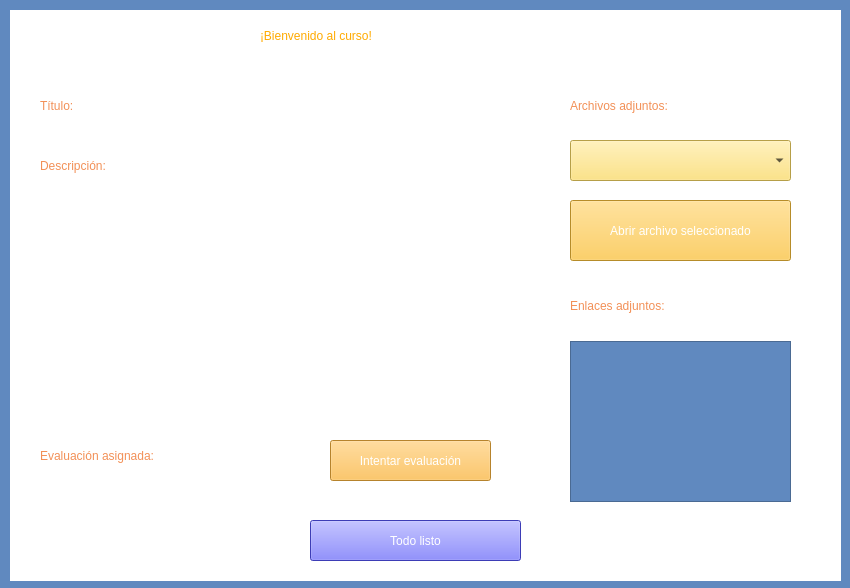
Above: ventanaVisualizacionArchivo.ui from Shanem007/AulaVirtual before the change. Below: the same form after it.
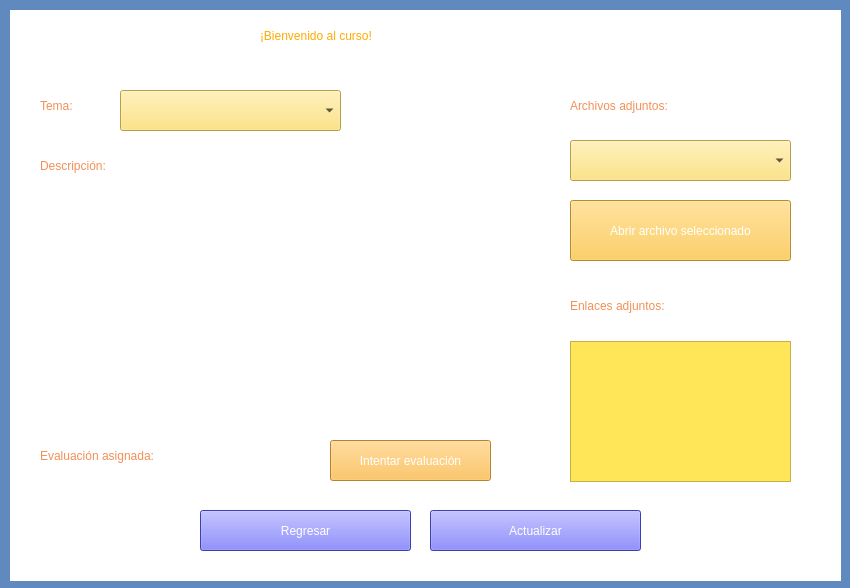
That is the form after the change.

Commit message: Archivos, enlaces y contenido del estudiante

Diff of the .ui file:
```diff
--- a/ventanaVisualizacionArchivo.ui
+++ b/ventanaVisualizacionArchivo.ui
@@ -56,8 +56,8 @@
   <widget class="QPushButton" name="botonEntendidoArchivo">
    <property name="geometry">
     <rect>
-     <x>310</x>
-     <y>520</y>
+     <x>200</x>
+     <y>510</y>
      <width>211</width>
      <height>41</height>
     </rect>
@@ -68,7 +68,7 @@
 color: rgb(255, 255, 255);</string>
    </property>
    <property name="text">
-    <string>Todo listo</string>
+    <string>Regresar</string>
    </property>
   </widget>
   <widget class="QComboBox" name="comboBoxArchivos">
@@ -119,7 +119,7 @@
 </string>
    </property>
    <property name="text">
-    <string>Título:</string>
+    <string>Tema:</string>
    </property>
   </widget>
   <widget class="QLabel" name="label_4">
@@ -208,9 +208,12 @@
      <x>570</x>
      <y>341</y>
      <width>221</width>
-     <height>161</height>
+     <height>141</height>
     </rect>
    </property>
+   <property name="styleSheet">
+    <string notr="true">background-color: rgb(255, 230, 89);</string>
+   </property>
   </widget>
   <widget class="QPushButton" name="intentarEvaluacion">
    <property name="geometry">
@@ -230,25 +233,6 @@
     <string>Intentar evaluación</string>
    </property>
   </widget>
-  <widget class="QLabel" name="tituloRelleno">
-   <property name="geometry">
-    <rect>
-     <x>160</x>
-     <y>80</y>
-     <width>361</width>
-     <height>51</height>
-    </rect>
-   </property>
-   <property name="styleSheet">
-    <string notr="true">color: rgb(255, 255, 255);
-font: 700 18pt &quot;Segoe UI&quot;;
-background-color: rgb(255, 255, 255);
-</string>
-   </property>
-   <property name="text">
-    <string/>
-   </property>
-  </widget>
   <widget class="QLabel" name="descripcionRelleno">
    <property name="geometry">
     <rect>
@@ -269,6 +253,37 @@
     <string/>
    </property>
   </widget>
+  <widget class="QPushButton" name="cargarEnlaces">
+   <property name="geometry">
+    <rect>
+     <x>430</x>
+     <y>510</y>
+     <width>211</width>
+     <height>41</height>
+    </rect>
+   </property>
+   <property name="styleSheet">
+    <string notr="true">font: 700 12pt &quot;Segoe UI&quot;;
+color: rgb(255, 255, 255);
+background-color: rgb(85, 85, 255);</string>
+   </property>
+   <property name="text">
+    <string>Actualizar</string>
+   </property>
+  </widget>
+  <widget class="QComboBox" name="tituloRelleno">
+   <property name="geometry">
+    <rect>
+     <x>120</x>
+     <y>90</y>
+     <width>221</width>
+     <height>41</height>
+    </rect>
+   </property>
+   <property name="styleSheet">
+    <string notr="true">background-color: rgb(255, 222, 101);</string>
+   </property>
+  </widget>
  </widget>
  <resources/>
  <connections/>
```
Left out of the diff: 1 changed line with no effect on the pictures. The commit also changes 4 other files.
